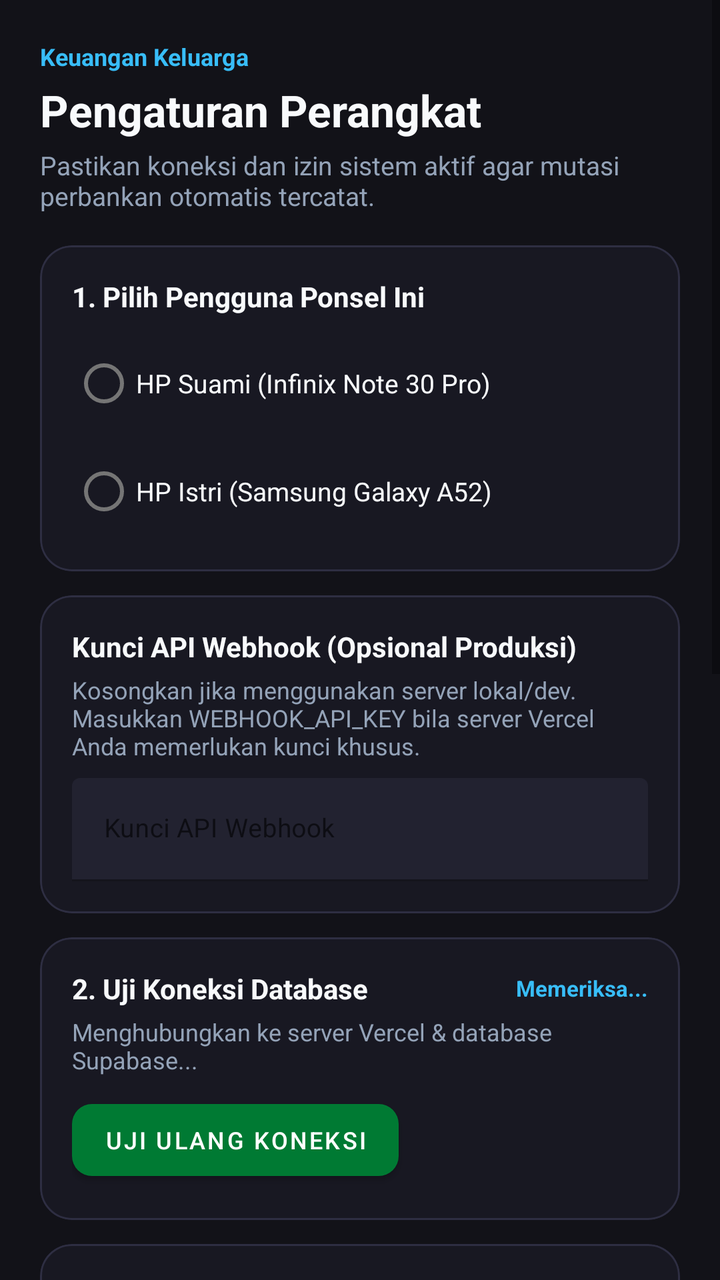
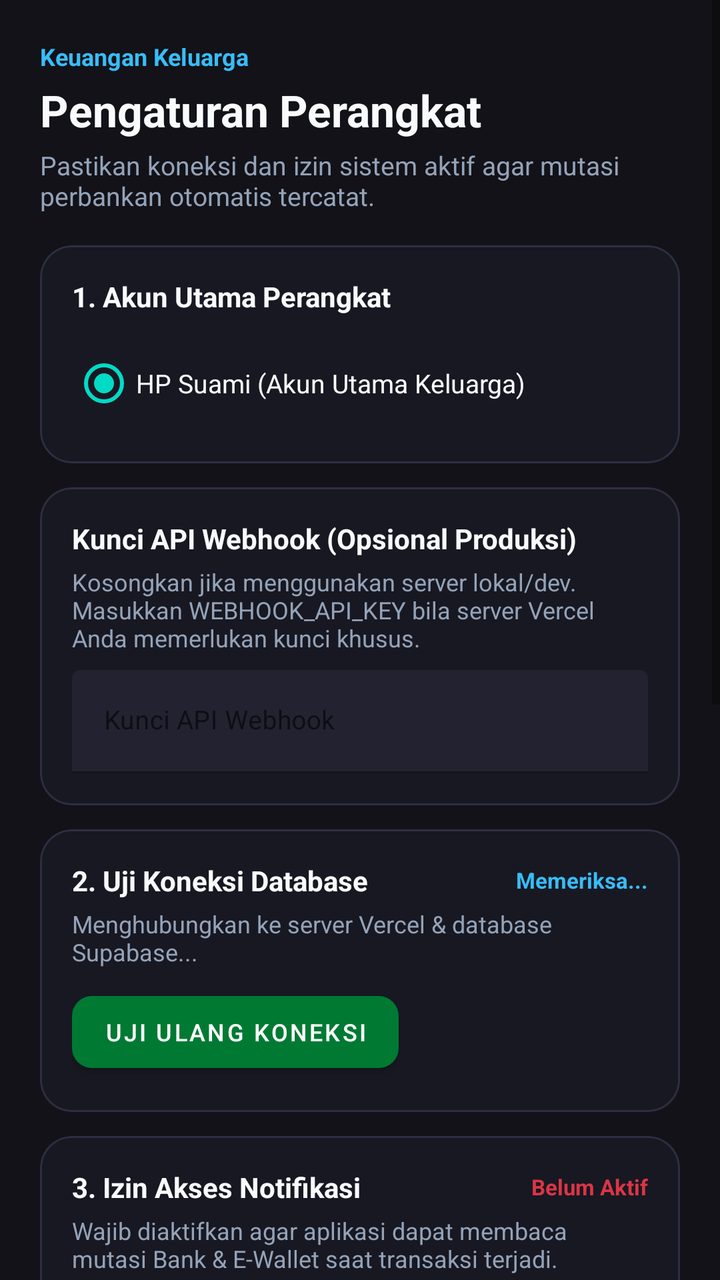

Compare the two renders of this Android layout. The source of the first and the diff that turns it into the second are given below.
<!-- AndroidManifest.xml: application theme Theme.KeuanganKeluarga -->
<!-- res/layout/activity_onboarding.xml -->
<?xml version="1.0" encoding="utf-8"?>
<ScrollView xmlns:android="http://schemas.android.com/apk/res/android"
    xmlns:app="http://schemas.android.com/apk/res-auto"
    android:layout_width="match_parent"
    android:layout_height="match_parent"
    android:background="@color/bg_dark"
    android:fillViewport="true">

    <LinearLayout
        android:layout_width="match_parent"
        android:layout_height="wrap_content"
        android:orientation="vertical"
        android:padding="20dp">

        
        <TextView
            android:layout_width="wrap_content"
            android:layout_height="wrap_content"
            android:text="Keuangan Keluarga"
            android:textColor="@color/accent"
            android:textSize="12sp"
            android:textStyle="bold" />

        <TextView
            android:layout_width="wrap_content"
            android:layout_height="wrap_content"
            android:layout_marginTop="4dp"
            android:text="Pengaturan Perangkat"
            android:textColor="@color/text_main_dark"
            android:textSize="22sp"
            android:textStyle="bold" />

        <TextView
            android:layout_width="wrap_content"
            android:layout_height="wrap_content"
            android:layout_marginTop="4dp"
            android:text="Pastikan koneksi dan izin sistem aktif agar mutasi perbankan otomatis tercatat."
            android:textColor="@color/text_muted_dark"
            android:textSize="13sp" />

        
        <com.google.android.material.card.MaterialCardView
            android:layout_width="match_parent"
            android:layout_height="wrap_content"
            android:layout_marginTop="16dp"
            app:cardBackgroundColor="@color/surface_dark"
            app:cardCornerRadius="16dp"
            app:cardElevation="0dp"
            app:strokeColor="@color/border_dark"
            app:strokeWidth="1dp">

            <LinearLayout
                android:layout_width="match_parent"
                android:layout_height="wrap_content"
                android:orientation="vertical"
                android:padding="16dp">

                <TextView
                    android:layout_width="wrap_content"
                    android:layout_height="wrap_content"
                    android:text="1. Pilih Pengguna Ponsel Ini"
                    android:textColor="@color/text_main_dark"
                    android:textSize="14sp"
                    android:textStyle="bold" />

                <RadioGroup
                    android:id="@+id/rgProfile"
                    android:layout_width="match_parent"
                    android:layout_height="wrap_content"
                    android:layout_marginTop="10dp">

                    <RadioButton
                        android:id="@+id/rbSuami"
                        android:layout_width="match_parent"
                        android:layout_height="wrap_content"
                        android:text="HP Suami (Infinix Note 30 Pro)"
                        android:textColor="@color/text_main_dark"
                        android:textSize="13sp" />

                    <RadioButton
                        android:id="@+id/rbIstri"
                        android:layout_width="match_parent"
                        android:layout_height="wrap_content"
                        android:layout_marginTop="6dp"
                        android:text="HP Istri (Samsung Galaxy A52)"
                        android:textColor="@color/text_main_dark"
                        android:textSize="13sp" />
                </RadioGroup>
            </LinearLayout>
        </com.google.android.material.card.MaterialCardView>

        
        <com.google.android.material.card.MaterialCardView
            android:layout_width="match_parent"
            android:layout_height="wrap_content"
            android:layout_marginTop="12dp"
            app:cardBackgroundColor="@color/surface_dark"
            app:cardCornerRadius="16dp"
            app:cardElevation="0dp"
            app:strokeColor="@color/border_dark"
            app:strokeWidth="1dp">

            <LinearLayout
                android:layout_width="match_parent"
                android:layout_height="wrap_content"
                android:orientation="vertical"
                android:padding="16dp">

                <TextView
                    android:layout_width="wrap_content"
                    android:layout_height="wrap_content"
                    android:text="Kunci API Webhook (Opsional Produksi)"
                    android:textColor="@color/text_main_dark"
                    android:textSize="14sp"
                    android:textStyle="bold" />

                <TextView
                    android:layout_width="wrap_content"
                    android:layout_height="wrap_content"
                    android:layout_marginTop="4dp"
                    android:text="Kosongkan jika menggunakan server lokal/dev. Masukkan WEBHOOK_API_KEY bila server Vercel Anda memerlukan kunci khusus."
                    android:textColor="@color/text_muted_dark"
                    android:textSize="12sp" />

                <com.google.android.material.textfield.TextInputLayout
                    android:id="@+id/tilApiKey"
                    android:layout_width="match_parent"
                    android:layout_height="wrap_content"
                    android:layout_marginTop="8dp"
                    android:hint="Kunci API Webhook"
                    app:boxBackgroundColor="@color/surface_2_dark"
                    app:boxStrokeColor="@color/primary"
                    app:hintTextColor="@color/accent">

                    <com.google.android.material.textfield.TextInputEditText
                        android:id="@+id/etApiKey"
                        android:layout_width="match_parent"
                        android:layout_height="wrap_content"
                        android:inputType="textPassword"
                        android:textColor="@color/text_main_dark"
                        android:textSize="13sp" />
                </com.google.android.material.textfield.TextInputLayout>
            </LinearLayout>
        </com.google.android.material.card.MaterialCardView>

        
        <com.google.android.material.card.MaterialCardView
            android:layout_width="match_parent"
            android:layout_height="wrap_content"
            android:layout_marginTop="12dp"
            app:cardBackgroundColor="@color/surface_dark"
            app:cardCornerRadius="16dp"
            app:cardElevation="0dp"
            app:strokeColor="@color/border_dark"
            app:strokeWidth="1dp">

            <LinearLayout
                android:layout_width="match_parent"
                android:layout_height="wrap_content"
                android:orientation="vertical"
                android:padding="16dp">

                <LinearLayout
                    android:layout_width="match_parent"
                    android:layout_height="wrap_content"
                    android:gravity="center_vertical"
                    android:orientation="horizontal">

                    <TextView
                        android:layout_width="0dp"
                        android:layout_height="wrap_content"
                        android:layout_weight="1"
                        android:text="2. Uji Koneksi Database"
                        android:textColor="@color/text_main_dark"
                        android:textSize="14sp"
                        android:textStyle="bold" />

                    <TextView
                        android:id="@+id/tvHandshakeStatus"
                        android:layout_width="wrap_content"
                        android:layout_height="wrap_content"
                        android:text="Memeriksa..."
                        android:textColor="@color/accent"
                        android:textSize="11sp"
                        android:textStyle="bold" />
                </LinearLayout>

                <TextView
                    android:id="@+id/tvHandshakeDesc"
                    android:layout_width="wrap_content"
                    android:layout_height="wrap_content"
                    android:layout_marginTop="4dp"
                    android:text="Menghubungkan ke server Vercel &amp; database Supabase..."
                    android:textColor="@color/text_muted_dark"
                    android:textSize="12sp" />

                <com.google.android.material.button.MaterialButton
                    android:id="@+id/btnRetryHandshake"
                    android:layout_width="wrap_content"
                    android:layout_height="wrap_content"
                    android:layout_marginTop="8dp"
                    android:text="Uji Ulang Koneksi"
                    android:textSize="12sp"
                    app:cornerRadius="10dp" />
            </LinearLayout>
        </com.google.android.material.card.MaterialCardView>

        
        <com.google.android.material.card.MaterialCardView
            android:layout_width="match_parent"
            android:layout_height="wrap_content"
            android:layout_marginTop="12dp"
            app:cardBackgroundColor="@color/surface_dark"
            app:cardCornerRadius="16dp"
            app:cardElevation="0dp"
            app:strokeColor="@color/border_dark"
            app:strokeWidth="1dp">

            <LinearLayout
                android:layout_width="match_parent"
                android:layout_height="wrap_content"
                android:orientation="vertical"
                android:padding="16dp">

                <LinearLayout
                    android:layout_width="match_parent"
                    android:layout_height="wrap_content"
                    android:gravity="center_vertical"
                    android:orientation="horizontal">

                    <TextView
                        android:layout_width="0dp"
                        android:layout_height="wrap_content"
                        android:layout_weight="1"
                        android:text="3. Izin Akses Notifikasi"
                        android:textColor="@color/text_main_dark"
                        android:textSize="14sp"
                        android:textStyle="bold" />

                    <TextView
                        android:id="@+id/tvNotifPermissionStatus"
                        android:layout_width="wrap_content"
                        android:layout_height="wrap_content"
                        android:text="Belum Aktif"
                        android:textColor="@color/expense_red"
                        android:textSize="11sp"
                        android:textStyle="bold" />
                </LinearLayout>

                <TextView
                    android:layout_width="wrap_content"
                    android:layout_height="wrap_content"
                    android:layout_marginTop="4dp"
                    android:text="Wajib diaktifkan agar aplikasi dapat membaca mutasi Bank &amp; E-Wallet saat transaksi terjadi."
                    android:textColor="@color/text_muted_dark"
                    android:textSize="12sp" />

                <com.google.android.material.button.MaterialButton
                    android:id="@+id/btnOpenNotifSettings"
                    android:layout_width="wrap_content"
                    android:layout_height="wrap_content"
                    android:layout_marginTop="8dp"
                    android:text="Buka Pengaturan Notifikasi"
                    android:textSize="12sp"
                    app:cornerRadius="10dp" />
            </LinearLayout>
        </com.google.android.material.card.MaterialCardView>

        
        <com.google.android.material.card.MaterialCardView
            android:layout_width="match_parent"
            android:layout_height="wrap_content"
            android:layout_marginTop="12dp"
            app:cardBackgroundColor="@color/surface_dark"
            app:cardCornerRadius="16dp"
            app:cardElevation="0dp"
            app:strokeColor="@color/border_dark"
            app:strokeWidth="1dp">

            <LinearLayout
                android:layout_width="match_parent"
                android:layout_height="wrap_content"
                android:orientation="vertical"
                android:padding="16dp">

                <LinearLayout
                    android:layout_width="match_parent"
                    android:layout_height="wrap_content"
                    android:gravity="center_vertical"
                    android:orientation="horizontal">

                    <TextView
                        android:layout_width="0dp"
                        android:layout_height="wrap_content"
                        android:layout_weight="1"
                        android:text="4. Izin Baterai Latar Belakang"
                        android:textColor="@color/text_main_dark"
                        android:textSize="14sp"
                        android:textStyle="bold" />

                    <TextView
                        android:id="@+id/tvBatteryStatus"
                        android:layout_width="wrap_content"
                        android:layout_height="wrap_content"
                        android:text="Belum Aktif"
                        android:textColor="@color/expense_red"
                        android:textSize="11sp"
                        android:textStyle="bold" />
                </LinearLayout>

                <TextView
                    android:layout_width="wrap_content"
                    android:layout_height="wrap_content"
                    android:layout_marginTop="4dp"
                    android:text="Mencegah sistem Infinix XOS / Samsung One UI mematikan aplikasi saat layar ponsel mati."
                    android:textColor="@color/text_muted_dark"
                    android:textSize="12sp" />

                <com.google.android.material.button.MaterialButton
                    android:id="@+id/btnOpenBatterySettings"
                    android:layout_width="wrap_content"
                    android:layout_height="wrap_content"
                    android:layout_marginTop="8dp"
                    android:text="Izinkan Tanpa Batas Baterai"
                    android:textSize="12sp"
                    app:cornerRadius="10dp" />
            </LinearLayout>
        </com.google.android.material.card.MaterialCardView>

        
        <com.google.android.material.card.MaterialCardView
            android:id="@+id/cardAutoStart"
            android:layout_width="match_parent"
            android:layout_height="wrap_content"
            android:layout_marginTop="12dp"
            app:cardBackgroundColor="@color/surface_dark"
            app:cardCornerRadius="16dp"
            app:cardElevation="0dp"
            app:strokeColor="@color/border_dark"
            app:strokeWidth="1dp">

            <LinearLayout
                android:layout_width="match_parent"
                android:layout_height="wrap_content"
                android:orientation="vertical"
                android:padding="16dp">

                <TextView
                    android:layout_width="wrap_content"
                    android:layout_height="wrap_content"
                    android:text="5. Auto-Start &amp; Kunci Aplikasi (Infinix XOS)"
                    android:textColor="@color/text_main_dark"
                    android:textSize="14sp"
                    android:textStyle="bold" />

                <TextView
                    android:layout_width="wrap_content"
                    android:layout_height="wrap_content"
                    android:layout_marginTop="4dp"
                    android:text="Khusus Infinix Note 30 Pro (XOS): Aktifkan Auto-Start di Phone Master dan kunci aplikasi dengan ikon gembok di Recent Apps agar penangkap notifikasi tidak dibekukan."
                    android:textColor="@color/text_muted_dark"
                    android:textSize="12sp" />

                <com.google.android.material.button.MaterialButton
                    android:id="@+id/btnOpenAutoStart"
                    android:layout_width="wrap_content"
                    android:layout_height="wrap_content"
                    android:layout_marginTop="8dp"
                    android:text="Buka Phone Master / Auto-Start"
                    android:textSize="12sp"
                    app:cornerRadius="10dp" />
            </LinearLayout>
        </com.google.android.material.card.MaterialCardView>

        
        <com.google.android.material.button.MaterialButton
            android:id="@+id/btnFinishOnboarding"
            android:layout_width="match_parent"
            android:layout_height="54dp"
            android:layout_marginTop="20dp"
            android:layout_marginBottom="24dp"
            android:text="Selesai &amp; Buka Dasbor"
            android:textSize="14sp"
            android:textStyle="bold"
            app:backgroundTint="@color/primary"
            app:cornerRadius="14dp" />

    </LinearLayout>

</ScrollView>
<!-- resources referenced by this layout -->
<resources>
  <color name="accent">#38bdf8</color>
  <color name="bg_dark">#121218</color>
  <color name="border_dark">#2e2e42</color>
  <color name="expense_red">#dc3545</color>
  <color name="primary">#007a33</color>
  <color name="surface_2_dark">#222230</color>
  <color name="surface_dark">#181822</color>
  <color name="text_main_dark">#f8fafc</color>
  <color name="text_muted_dark">#94a3b8</color>
  <style name="Theme.KeuanganKeluarga" parent="Theme.MaterialComponents.DayNight.NoActionBar">
          <item name="colorPrimary">@color/primary</item>
          <item name="colorPrimaryVariant">@color/primary_dark</item>
          <item name="colorOnPrimary">#ffffff</item>
          <item name="android:statusBarColor">@color/bg_dark</item>
          <item name="android:navigationBarColor">@color/bg_dark</item>
          <item name="android:windowBackground">@color/bg_dark</item>
      </style>
  <color name="primary_dark">#005a26</color>
</resources>

<!-- the commit's change to res/layout/activity_onboarding.xml (unified diff, before → after) -->
@@ -58,7 +58,7 @@
                 <TextView
                     android:layout_width="wrap_content"
                     android:layout_height="wrap_content"
-                    android:text="1. Pilih Pengguna Ponsel Ini"
+                    android:text="1. Akun Utama Perangkat"
                     android:textColor="@color/text_main_dark"
                     android:textSize="14sp"
                     android:textStyle="bold" />
@@ -73,7 +73,8 @@
                         android:id="@+id/rbSuami"
                         android:layout_width="match_parent"
                         android:layout_height="wrap_content"
-                        android:text="HP Suami (Infinix Note 30 Pro)"
+                        android:checked="true"
+                        android:text="HP Suami (Akun Utama Keluarga)"
                         android:textColor="@color/text_main_dark"
                         android:textSize="13sp" />
 
@@ -81,8 +82,8 @@
                         android:id="@+id/rbIstri"
                         android:layout_width="match_parent"
                         android:layout_height="wrap_content"
-                        android:layout_marginTop="6dp"
-                        android:text="HP Istri (Samsung Galaxy A52)"
+                        android:visibility="gone"
+                        android:text="HP Istri"
                         android:textColor="@color/text_main_dark"
                         android:textSize="13sp" />
                 </RadioGroup>
